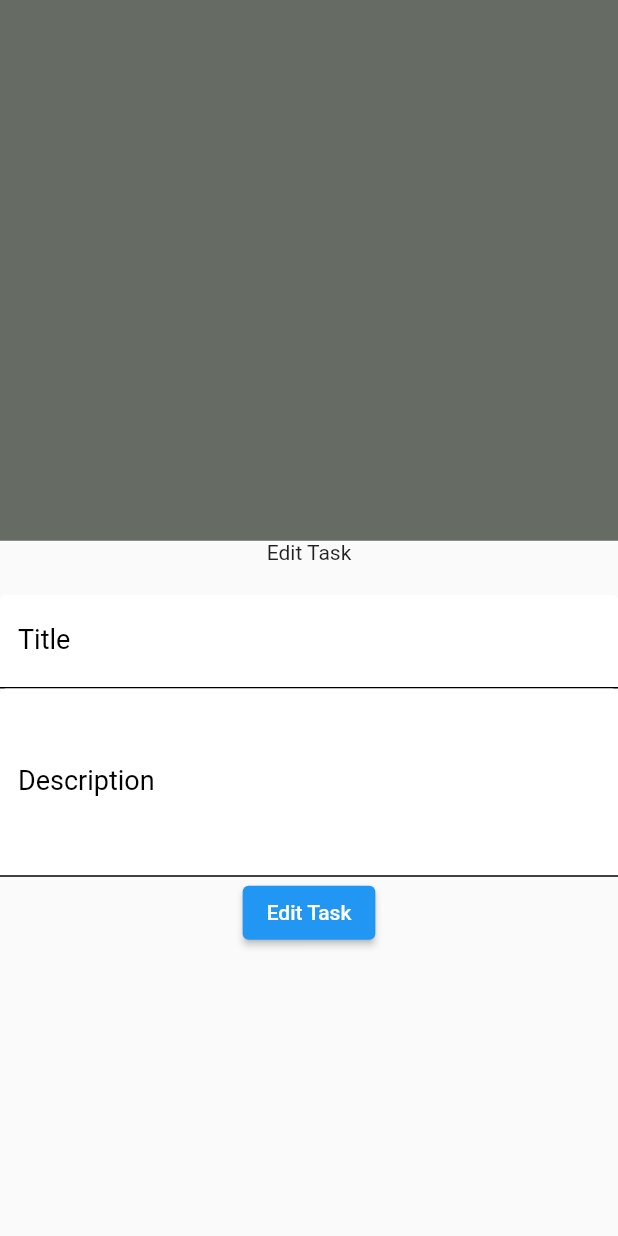
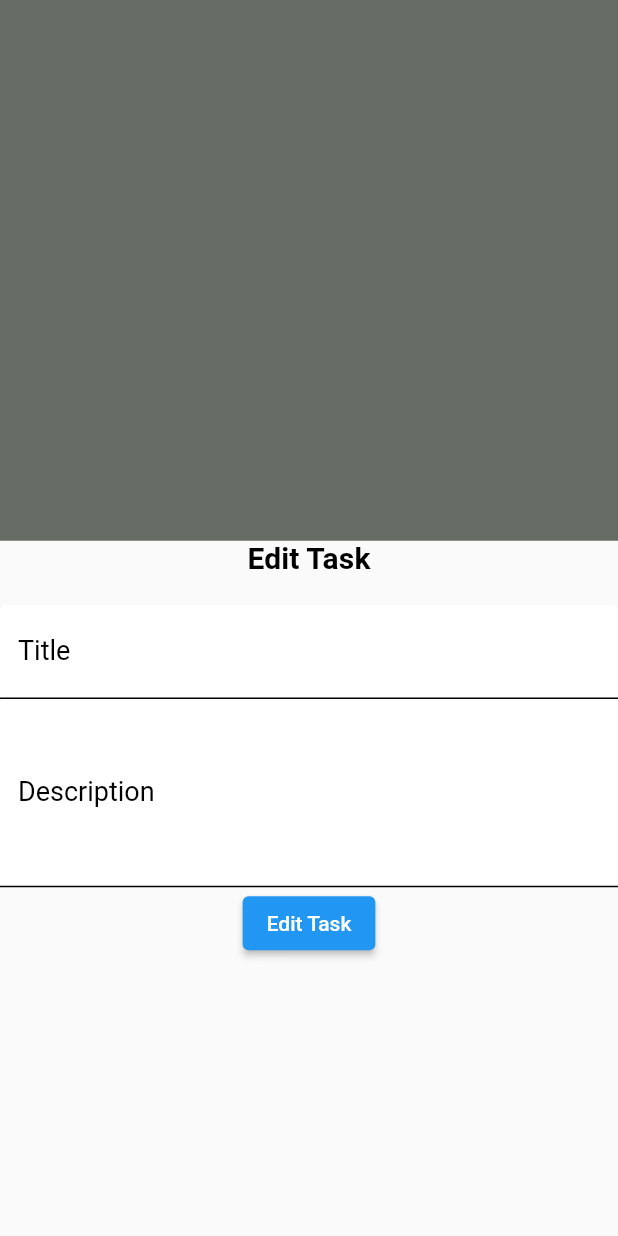
Before and after one commit to mohamedsamir-code/Todo-App, a Flutter app: what updateTodo() shows on an empty page, opened directly with empty values, on a phone screen of 412 x 824 dp. Run offline on Flutter 3.47's test engine with Material 2 defaults, Android fonts, the phone set to English and light mode, and no system bars; our stand-ins replace cloud_firestore, firebase_core, flutter_slidable, fluttertoast, shared_preferences, table_calendar; accounts and stored records are empty; generated files the repository leaves out were written again.

Commit message:
Edited Function of Todo App

```diff
--- a/lib/data/FireStoreUtils.dart
+++ b/lib/data/FireStoreUtils.dart
@@ -55,7 +55,11 @@ Future updateTodo(
         key: formkey,
         child: Column(
           children: [
-            Text(AppLocalizations.of(context)!.edit),
+            Text(
+              AppLocalizations.of(context)!.edit,
+              textAlign: TextAlign.center,
+              style: Theme.of(context).textTheme.titleSmall,
+            ),
             SizedBox(
               height: 20,
             ),
```
